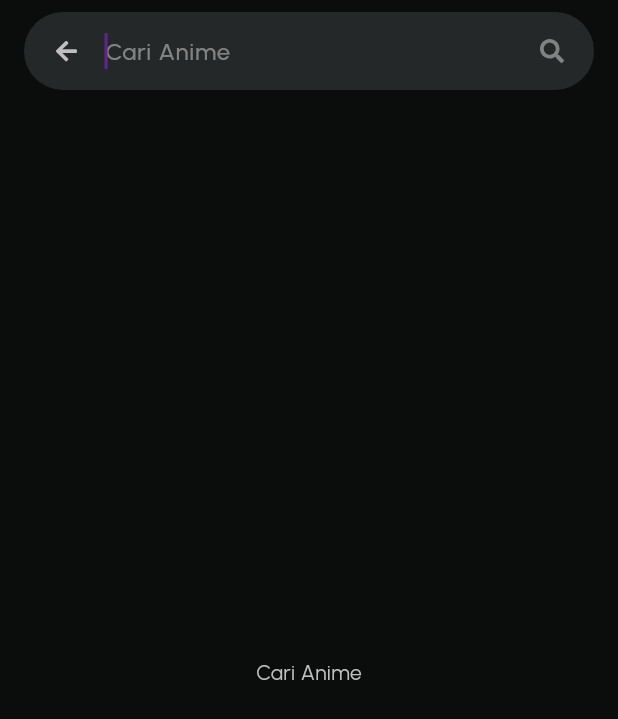
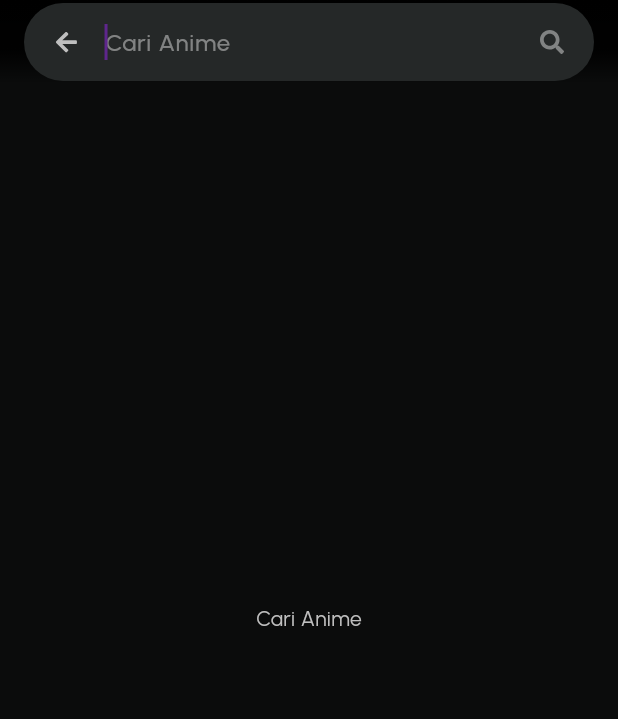
Before and after one commit to kudanilll/kunime, a Flutter app: the SearchScreen screen opened by its route, on a phone screen of 412 x 824 dp. Shown: the top 719 px of the screen. Run offline on Flutter 3.47's test engine with Material 3 defaults, Android fonts, the phone set to English and light mode, and no system bars; our stand-ins replace cached_network_image, card_swiper, flutter_riverpod, flutter_svg, go_router, shared_preferences; accounts and stored records are empty; network calls fail.

Commit message:
feat(home): redesign search screen with translucent app bar
- Replace search bar inside SafeArea with AppBar containing gradient background
- Adjust list padding to account for new AppBar layout
- Increase skeleton loading items from 6 to 8 for better visual fill

Signed-off-by: Achmad Daniel Syahputra <achmad24daniel@gmail.com>

```diff
--- a/lib/features/home/presentation/screens/search_screen.dart
+++ b/lib/features/home/presentation/screens/search_screen.dart
@@ -68,13 +68,26 @@
 
     return Scaffold(
       backgroundColor: Theme.of(context).scaffoldBackgroundColor,
-      body: SafeArea(
-        child: Column(
-          children: [
-            // Top Search Bar
-            Padding(
-              padding: const EdgeInsets.fromLTRB(16, 8, 16, 12),
-              child: Container(
+      extendBodyBehindAppBar: true,
+      appBar: AppBar(
+        automaticallyImplyLeading: false,
+        backgroundColor: Colors.transparent,
+        elevation: 0,
+        flexibleSpace: Container(
+          decoration: BoxDecoration(
+            gradient: LinearGradient(
+              begin: Alignment.topCenter,
+              end: Alignment.bottomCenter,
+              colors: [
+                Colors.black,
+                Colors.black.withValues(alpha: 0.9),
+                Colors.transparent,
+              ],
+              stops: const [0.0, 0.6, 1.0],
+            ),
+          ),
+        ),
+        title: Container(
           height: 52,
           decoration: BoxDecoration(
             color: Theme.of(context).searchViewTheme.backgroundColor,
@@ -86,10 +99,7 @@
               // Left icon: back
               GestureDetector(
                 onTap: () => Navigator.of(context).pop(),
-                      child: SvgIcon.arrowLeft(
-                        16,
-                        AppTokens.onSecondary,
-                      ).widget,
+                child: SvgIcon.arrowLeft(16, AppTokens.onSecondary).widget,
               ),
 
               const SizedBox(width: 18),
@@ -116,9 +126,7 @@
                   ),
                   textInputAction: TextInputAction.search,
                   onChanged: (value) {
-                          ref
-                              .read(searchProvider.notifier)
-                              .onQueryChanged(value);
+                    ref.read(searchProvider.notifier).onQueryChanged(value);
                   },
                   onSubmitted: (_) {},
                 ),
@@ -140,12 +148,7 @@
           ),
         ),
       ),
-
-            // Body
-            Expanded(child: _buildBody(searchState)),
-          ],
-        ),
-      ),
+      body: _buildBody(searchState),
     );
   }
 
@@ -163,9 +166,14 @@
       return Column(
         crossAxisAlignment: CrossAxisAlignment.start,
         children: [
-          const Padding(
-            padding: EdgeInsets.fromLTRB(16, 0, 16, 8),
-            child: Text(
+          Padding(
+            padding: EdgeInsets.fromLTRB(
+              16,
+              MediaQuery.of(context).padding.top + kToolbarHeight + 8,
+              16,
+              8,
+            ),
+            child: const Text(
               'Riwayat Pencarian',
               style: TextStyle(
                 fontSize: 14,
@@ -176,6 +184,7 @@
           ),
           Expanded(
             child: ListView.builder(
+              padding: EdgeInsets.zero,
               itemCount: state.history.length,
               itemBuilder: (_, i) {
                 final anime = state.history[i];
@@ -188,7 +197,6 @@
                   trailing: KCardTrailing.close,
                   onTap: () {
                     // TODO: navigate ke anime detail
-                    // context.pushAnimeDetail(anime.endpoint);
                   },
                   onTrailingTap: () {
                     ref.read(searchProvider.notifier).removeHistory(anime);
@@ -213,6 +221,9 @@
     if (state.status == SearchStatus.success) {
       return ListView.builder(
         controller: _scrollController,
+        padding: EdgeInsets.only(
+          top: MediaQuery.of(context).padding.top + kToolbarHeight,
+        ),
         itemCount: state.results.length,
         itemBuilder: (_, i) {
           final anime = state.results[i];
@@ -225,8 +236,7 @@
             trailing: KCardTrailing.none,
             onTap: () {
               ref.read(searchProvider.notifier).addToHistory(anime);
-              // TODO: navigate ke anime detail
-              // context.pushAnimeDetail(anime.endpoint);
+              // TODO: navigate to anime detail
             },
           );
         },
@@ -238,7 +248,10 @@
 
   Widget _buildSkeletonList() {
     return ListView.builder(
-      itemCount: 6,
+      itemCount: 8,
+      padding: EdgeInsets.only(
+        top: MediaQuery.of(context).padding.top + kToolbarHeight,
+      ),
       itemBuilder: (_, __) => const KCardSkeleton(),
     );
   }
```
Lines whose indentation alone changed are shown as unchanged.
